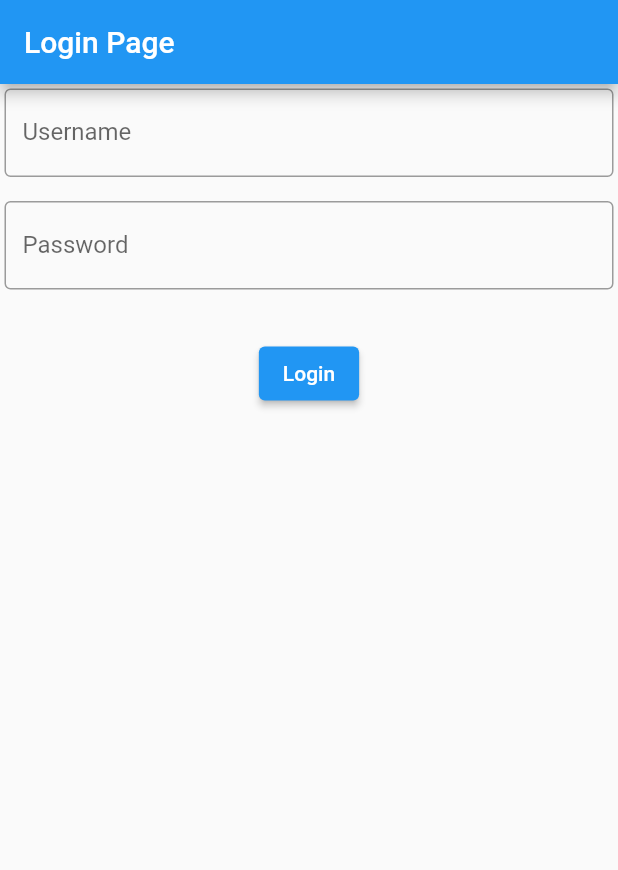
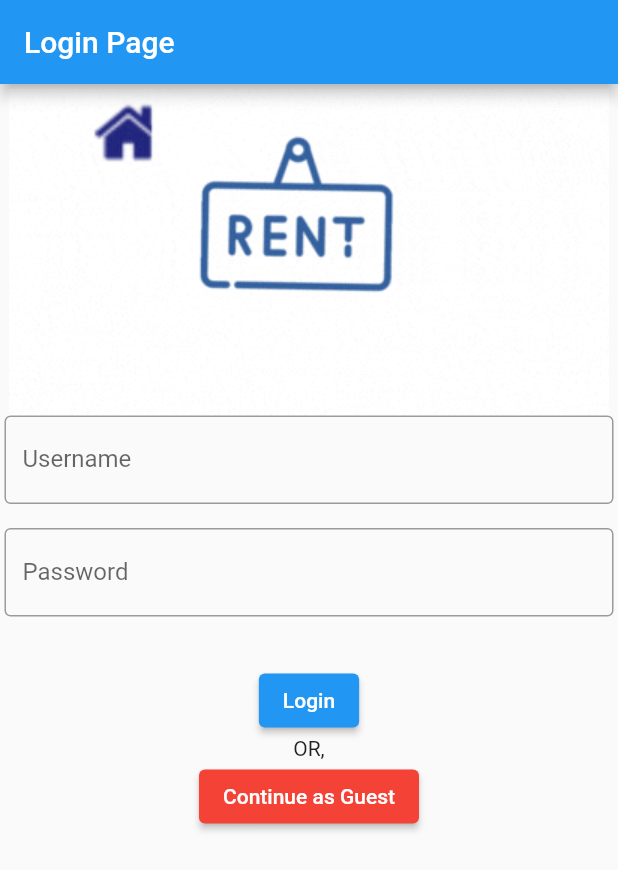
Before and after one commit to RaazDk1992/therental, a Flutter app: the screen it shows after launch, on a phone screen of 412 x 824 dp. Shown: the top 870 px of the screen. Run offline on Flutter 3.47's test engine with Material 2 defaults, Android fonts, the phone set to English and light mode, and no system bars.

Commit message:
guest button added

```diff
--- a/lib/screens/login.dart
+++ b/lib/screens/login.dart
@@ -13,7 +13,9 @@ class LoginPage extends StatelessWidget {
             child: SafeArea(
                 child: Column(
               children: [
-                Container(),
+                Container(
+                  child: Image.asset("assets/images/banner.gif"),
+                ),
                 Form(
                   child: Column(
                     mainAxisAlignment: MainAxisAlignment.center,
@@ -39,6 +41,19 @@ class LoginPage extends StatelessWidget {
                           // TODO: Implement login logic
                         },
                       ),
+                      const Text('OR,'),
+                      ElevatedButton(
+                        child: Text(
+                          'Continue as Guest',
+                          style: const TextStyle(color: Colors.white),
+                        ),
+                        style: ElevatedButton.styleFrom(
+                          backgroundColor: Colors.red, // Background color
+                        ),
+                        onPressed: () {
+                          // TODO: Implement login logic
+                        },
+                      ),
                     ],
                   ),
                 ),
```
